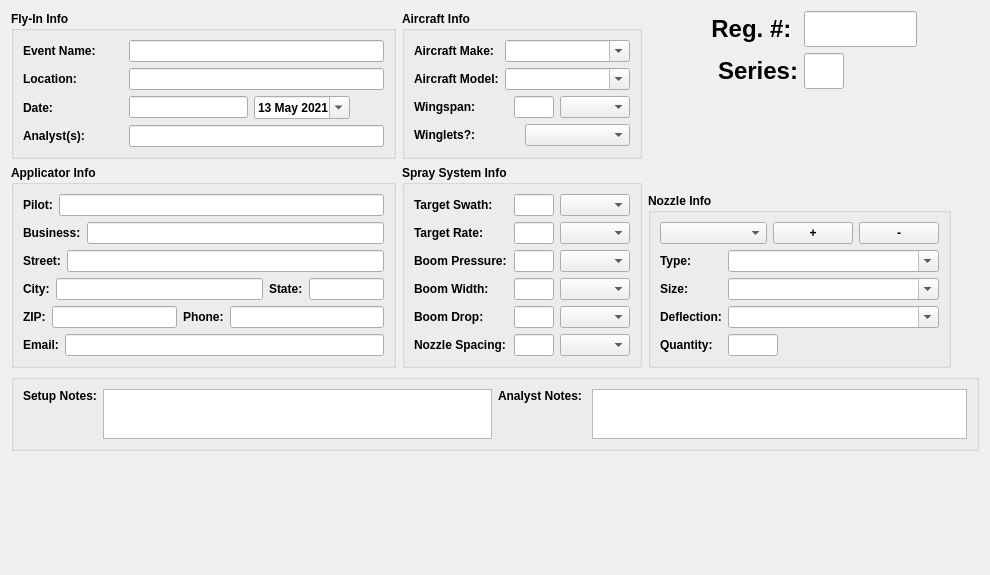
The window that resources/seriesInfo.ui (gill14/AccuPatt) describes before a commit, drawn with Qt 5.
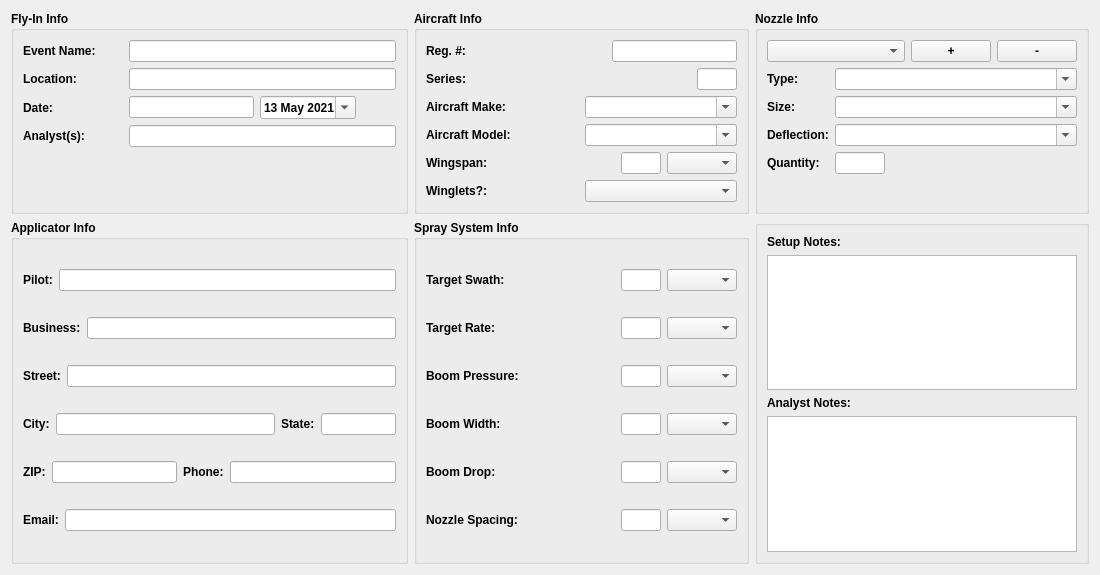
The same window after the commit.

Diff of the .ui file:
```diff
--- a/resources/seriesInfo.ui
+++ b/resources/seriesInfo.ui
@@ -6,7 +6,7 @@
    <rect>
     <x>0</x>
     <y>0</y>
-    <width>990</width>
+    <width>1100</width>
     <height>575</height>
    </rect>
   </property>
@@ -19,203 +19,9 @@
   <property name="windowTitle">
    <string>Form</string>
   </property>
-  <layout class="QVBoxLayout" name="verticalLayout_10">
-   <item>
-    <layout class="QHBoxLayout" name="horizontalLayout_18">
+  <layout class="QVBoxLayout" name="verticalLayout_7">
      <item>
       <layout class="QGridLayout" name="gridLayout">
-       <property name="sizeConstraint">
-        <enum>QLayout::SetNoConstraint</enum>
-       </property>
-       <item row="0" column="0">
-        <widget class="QGroupBox" name="groupBox">
-         <property name="font">
-          <font>
-           <weight>75</weight>
-           <bold>true</bold>
-          </font>
-         </property>
-         <property name="title">
-          <string>Fly-In Info</string>
-         </property>
-         <layout class="QVBoxLayout" name="verticalLayout">
-          <item>
-           <layout class="QHBoxLayout" name="horizontalLayout_2">
-            <item>
-             <widget class="QLabel" name="label">
-              <property name="minimumSize">
-               <size>
-                <width>100</width>
-                <height>0</height>
-               </size>
-              </property>
-              <property name="text">
-               <string>Event Name:</string>
-              </property>
-             </widget>
-            </item>
-            <item>
-             <widget class="QLineEdit" name="lineEditName">
-              <property name="sizePolicy">
-               <sizepolicy hsizetype="Expanding" vsizetype="Fixed">
-                <horstretch>0</horstretch>
-                <verstretch>0</verstretch>
-               </sizepolicy>
-              </property>
-              <property name="minimumSize">
-               <size>
-                <width>200</width>
-                <height>0</height>
-               </size>
-              </property>
-              <property name="text">
-               <string/>
-              </property>
-             </widget>
-            </item>
-           </layout>
-          </item>
-          <item>
-           <layout class="QHBoxLayout" name="horizontalLayout_3">
-            <item>
-             <widget class="QLabel" name="label_2">
-              <property name="minimumSize">
-               <size>
-                <width>100</width>
-                <height>0</height>
-               </size>
-              </property>
-              <property name="text">
-               <string>Location:</string>
-              </property>
-             </widget>
-            </item>
-            <item>
-             <widget class="QLineEdit" name="lineEditLocation">
-              <property name="sizePolicy">
-               <sizepolicy hsizetype="Expanding" vsizetype="Fixed">
-                <horstretch>0</horstretch>
-                <verstretch>0</verstretch>
-               </sizepolicy>
-              </property>
-              <property name="minimumSize">
-               <size>
-                <width>200</width>
-                <height>0</height>
-               </size>
-              </property>
-              <property name="text">
-               <string/>
-              </property>
-             </widget>
-            </item>
-           </layout>
-          </item>
-          <item>
-           <layout class="QHBoxLayout" name="horizontalLayout_4">
-            <item>
-             <widget class="QLabel" name="label_3">
-              <property name="minimumSize">
-               <size>
-                <width>100</width>
-                <height>0</height>
-               </size>
-              </property>
-              <property name="text">
-               <string>Date:</string>
-              </property>
-             </widget>
-            </item>
-            <item>
-             <widget class="QLineEdit" name="lineEditDate">
-              <property name="sizePolicy">
-               <sizepolicy hsizetype="Expanding" vsizetype="Fixed">
-                <horstretch>0</horstretch>
-                <verstretch>0</verstretch>
-               </sizepolicy>
-              </property>
-              <property name="minimumSize">
-               <size>
-                <width>100</width>
-                <height>0</height>
-               </size>
-              </property>
-              <property name="text">
-               <string/>
-              </property>
-             </widget>
-            </item>
-            <item>
-             <widget class="QDateEdit" name="dateEdit">
-              <property name="displayFormat">
-               <string>d MMM yyyy</string>
-              </property>
-              <property name="calendarPopup">
-               <bool>true</bool>
-              </property>
-              <property name="date">
-               <date>
-                <year>2021</year>
-                <month>5</month>
-                <day>13</day>
-               </date>
-              </property>
-             </widget>
-            </item>
-            <item>
-             <spacer name="horizontalSpacer_4">
-              <property name="orientation">
-               <enum>Qt::Horizontal</enum>
-              </property>
-              <property name="sizeHint" stdset="0">
-               <size>
-                <width>40</width>
-                <height>20</height>
-               </size>
-              </property>
-             </spacer>
-            </item>
-           </layout>
-          </item>
-          <item>
-           <layout class="QHBoxLayout" name="horizontalLayout_5">
-            <item>
-             <widget class="QLabel" name="label_4">
-              <property name="minimumSize">
-               <size>
-                <width>100</width>
-                <height>0</height>
-               </size>
-              </property>
-              <property name="text">
-               <string>Analyst(s):</string>
-              </property>
-             </widget>
-            </item>
-            <item>
-             <widget class="QLineEdit" name="lineEditAnalyst">
-              <property name="sizePolicy">
-               <sizepolicy hsizetype="Expanding" vsizetype="Fixed">
-                <horstretch>0</horstretch>
-                <verstretch>0</verstretch>
-               </sizepolicy>
-              </property>
-              <property name="minimumSize">
-               <size>
-                <width>200</width>
-                <height>0</height>
-               </size>
-              </property>
-              <property name="text">
-               <string/>
-              </property>
-             </widget>
-            </item>
-           </layout>
-          </item>
-         </layout>
-        </widget>
-       </item>
        <item row="0" column="1">
         <widget class="QGroupBox" name="groupBox">
          <property name="font">
@@ -228,6 +34,57 @@
           <string>Aircraft Info</string>
          </property>
          <layout class="QVBoxLayout" name="verticalLayout_5">
+        <item>
+         <layout class="QHBoxLayout" name="horizontalLayout_18">
+          <item>
+           <widget class="QLabel" name="label_29">
+            <property name="text">
+             <string>Reg. #: </string>
+            </property>
+           </widget>
+          </item>
+          <item>
+           <widget class="QLineEdit" name="lineEditRegNum">
+            <property name="maximumSize">
+             <size>
+              <width>125</width>
+              <height>16777215</height>
+             </size>
+            </property>
+           </widget>
+          </item>
+         </layout>
+        </item>
+        <item>
+         <layout class="QHBoxLayout" name="horizontalLayout_26">
+          <item>
+           <widget class="QLabel" name="label_30">
+            <property name="minimumSize">
+             <size>
+              <width>150</width>
+              <height>0</height>
+             </size>
+            </property>
+            <property name="text">
+             <string>Series:</string>
+            </property>
+            <property name="alignment">
+             <set>Qt::AlignLeading|Qt::AlignLeft|Qt::AlignVCenter</set>
+            </property>
+           </widget>
+          </item>
+          <item>
+           <widget class="QLineEdit" name="lineEditSeriesNum">
+            <property name="maximumSize">
+             <size>
+              <width>40</width>
+              <height>16777215</height>
+             </size>
+            </property>
+           </widget>
+          </item>
+         </layout>
+        </item>
           <item>
            <layout class="QHBoxLayout" name="horizontalLayout_10">
             <item>
@@ -757,6 +614,208 @@
          </layout>
         </widget>
        </item>
+     <item row="0" column="0">
+      <widget class="QGroupBox" name="groupBox">
+       <property name="font">
+        <font>
+         <weight>75</weight>
+         <bold>true</bold>
+        </font>
+       </property>
+       <property name="title">
+        <string>Fly-In Info</string>
+       </property>
+       <layout class="QVBoxLayout" name="verticalLayout">
+        <item>
+         <layout class="QHBoxLayout" name="horizontalLayout_2">
+          <item>
+           <widget class="QLabel" name="label">
+            <property name="minimumSize">
+             <size>
+              <width>100</width>
+              <height>0</height>
+             </size>
+            </property>
+            <property name="text">
+             <string>Event Name:</string>
+            </property>
+           </widget>
+          </item>
+          <item>
+           <widget class="QLineEdit" name="lineEditName">
+            <property name="sizePolicy">
+             <sizepolicy hsizetype="Expanding" vsizetype="Fixed">
+              <horstretch>0</horstretch>
+              <verstretch>0</verstretch>
+             </sizepolicy>
+            </property>
+            <property name="minimumSize">
+             <size>
+              <width>200</width>
+              <height>0</height>
+             </size>
+            </property>
+            <property name="text">
+             <string/>
+            </property>
+           </widget>
+          </item>
+         </layout>
+        </item>
+        <item>
+         <layout class="QHBoxLayout" name="horizontalLayout_3">
+          <item>
+           <widget class="QLabel" name="label_2">
+            <property name="minimumSize">
+             <size>
+              <width>100</width>
+              <height>0</height>
+             </size>
+            </property>
+            <property name="text">
+             <string>Location:</string>
+            </property>
+           </widget>
+          </item>
+          <item>
+           <widget class="QLineEdit" name="lineEditLocation">
+            <property name="sizePolicy">
+             <sizepolicy hsizetype="Expanding" vsizetype="Fixed">
+              <horstretch>0</horstretch>
+              <verstretch>0</verstretch>
+             </sizepolicy>
+            </property>
+            <property name="minimumSize">
+             <size>
+              <width>200</width>
+              <height>0</height>
+             </size>
+            </property>
+            <property name="text">
+             <string/>
+            </property>
+           </widget>
+          </item>
+         </layout>
+        </item>
+        <item>
+         <layout class="QHBoxLayout" name="horizontalLayout_4">
+          <item>
+           <widget class="QLabel" name="label_3">
+            <property name="minimumSize">
+             <size>
+              <width>100</width>
+              <height>0</height>
+             </size>
+            </property>
+            <property name="text">
+             <string>Date:</string>
+            </property>
+           </widget>
+          </item>
+          <item>
+           <widget class="QLineEdit" name="lineEditDate">
+            <property name="sizePolicy">
+             <sizepolicy hsizetype="Expanding" vsizetype="Fixed">
+              <horstretch>0</horstretch>
+              <verstretch>0</verstretch>
+             </sizepolicy>
+            </property>
+            <property name="minimumSize">
+             <size>
+              <width>100</width>
+              <height>0</height>
+             </size>
+            </property>
+            <property name="text">
+             <string/>
+            </property>
+           </widget>
+          </item>
+          <item>
+           <widget class="QDateEdit" name="dateEdit">
+            <property name="displayFormat">
+             <string>d MMM yyyy</string>
+            </property>
+            <property name="calendarPopup">
+             <bool>true</bool>
+            </property>
+            <property name="date">
+             <date>
+              <year>2021</year>
+              <month>5</month>
+              <day>13</day>
+             </date>
+            </property>
+           </widget>
+          </item>
+          <item>
+           <spacer name="horizontalSpacer_4">
+            <property name="orientation">
+             <enum>Qt::Horizontal</enum>
+            </property>
+            <property name="sizeHint" stdset="0">
+             <size>
+              <width>40</width>
+              <height>20</height>
+             </size>
+            </property>
+           </spacer>
+          </item>
+         </layout>
+        </item>
+        <item>
+         <layout class="QHBoxLayout" name="horizontalLayout_5">
+          <item>
+           <widget class="QLabel" name="label_4">
+            <property name="minimumSize">
+             <size>
+              <width>100</width>
+              <height>0</height>
+             </size>
+            </property>
+            <property name="text">
+             <string>Analyst(s):</string>
+            </property>
+           </widget>
+          </item>
+          <item>
+           <widget class="QLineEdit" name="lineEditAnalyst">
+            <property name="sizePolicy">
+             <sizepolicy hsizetype="Expanding" vsizetype="Fixed">
+              <horstretch>0</horstretch>
+              <verstretch>0</verstretch>
+             </sizepolicy>
+            </property>
+            <property name="minimumSize">
+             <size>
+              <width>200</width>
+              <height>0</height>
+             </size>
+            </property>
+            <property name="text">
+             <string/>
+            </property>
+           </widget>
+          </item>
+         </layout>
+        </item>
+        <item>
+         <spacer name="verticalSpacer_2">
+          <property name="orientation">
+           <enum>Qt::Vertical</enum>
+          </property>
+          <property name="sizeHint" stdset="0">
+           <size>
+            <width>20</width>
+            <height>40</height>
+           </size>
+          </property>
+         </spacer>
+        </item>
+       </layout>
+      </widget>
+     </item>
        <item row="1" column="0">
         <widget class="QGroupBox" name="groupBoxApplicator">
          <property name="font">
@@ -896,165 +955,7 @@
          </layout>
         </widget>
        </item>
-      </layout>
-     </item>
-     <item>
-      <layout class="QVBoxLayout" name="verticalLayout_9">
-       <item>
-        <layout class="QHBoxLayout" name="horizontalLayout_27">
-         <item>
-          <widget class="QLabel" name="label_29">
-           <property name="sizePolicy">
-            <sizepolicy hsizetype="Minimum" vsizetype="Preferred">
-             <horstretch>0</horstretch>
-             <verstretch>0</verstretch>
-            </sizepolicy>
-           </property>
-           <property name="minimumSize">
-            <size>
-             <width>150</width>
-             <height>0</height>
-            </size>
-           </property>
-           <property name="font">
-            <font>
-             <pointsize>18</pointsize>
-             <weight>75</weight>
-             <bold>true</bold>
-            </font>
-           </property>
-           <property name="text">
-            <string>Reg. #: </string>
-           </property>
-           <property name="alignment">
-            <set>Qt::AlignRight|Qt::AlignTrailing|Qt::AlignVCenter</set>
-           </property>
-          </widget>
-         </item>
-         <item>
-          <widget class="QLineEdit" name="lineEditRegNum">
-           <property name="sizePolicy">
-            <sizepolicy hsizetype="Maximum" vsizetype="Fixed">
-             <horstretch>0</horstretch>
-             <verstretch>0</verstretch>
-            </sizepolicy>
-           </property>
-           <property name="maximumSize">
-            <size>
-             <width>120</width>
-             <height>16777215</height>
-            </size>
-           </property>
-           <property name="font">
-            <font>
-             <pointsize>18</pointsize>
-             <weight>75</weight>
-             <bold>true</bold>
-            </font>
-           </property>
-          </widget>
-         </item>
-         <item>
-          <spacer name="horizontalSpacer_2">
-           <property name="orientation">
-            <enum>Qt::Horizontal</enum>
-           </property>
-           <property name="sizeHint" stdset="0">
-            <size>
-             <width>40</width>
-             <height>20</height>
-            </size>
-           </property>
-          </spacer>
-         </item>
-        </layout>
-       </item>
-       <item>
-        <layout class="QHBoxLayout" name="horizontalLayout_30">
-         <item>
-          <widget class="QLabel" name="label_30">
-           <property name="sizePolicy">
-            <sizepolicy hsizetype="Minimum" vsizetype="Preferred">
-             <horstretch>0</horstretch>
-             <verstretch>0</verstretch>
-            </sizepolicy>
-           </property>
-           <property name="minimumSize">
-            <size>
-             <width>150</width>
-             <height>0</height>
-            </size>
-           </property>
-           <property name="font">
-            <font>
-             <pointsize>18</pointsize>
-             <weight>75</weight>
-             <bold>true</bold>
-            </font>
-           </property>
-           <property name="lineWidth">
-            <number>1</number>
-           </property>
-           <property name="text">
-            <string>Series:</string>
-           </property>
-           <property name="alignment">
-            <set>Qt::AlignRight|Qt::AlignTrailing|Qt::AlignVCenter</set>
-           </property>
-          </widget>
-         </item>
-         <item>
-          <widget class="QLineEdit" name="lineEditSeriesNum">
-           <property name="sizePolicy">
-            <sizepolicy hsizetype="Preferred" vsizetype="Fixed">
-             <horstretch>0</horstretch>
-             <verstretch>0</verstretch>
-            </sizepolicy>
-           </property>
-           <property name="maximumSize">
-            <size>
-             <width>40</width>
-             <height>16777215</height>
-            </size>
-           </property>
-           <property name="font">
-            <font>
-             <pointsize>18</pointsize>
-             <weight>75</weight>
-             <bold>true</bold>
-            </font>
-           </property>
-          </widget>
-         </item>
-         <item>
-          <spacer name="horizontalSpacer">
-           <property name="orientation">
-            <enum>Qt::Horizontal</enum>
-           </property>
-           <property name="sizeHint" stdset="0">
-            <size>
-             <width>40</width>
-             <height>20</height>
-            </size>
-           </property>
-          </spacer>
-         </item>
-        </layout>
-       </item>
-       <item>
-        <spacer name="verticalSpacer">
-         <property name="orientation">
-          <enum>Qt::Vertical</enum>
-         </property>
-         <property name="sizeHint" stdset="0">
-          <size>
-           <width>20</width>
-           <height>40</height>
-          </size>
-         </property>
-        </spacer>
-       </item>
-       <item>
+     <item row="0" column="2">
         <widget class="QGroupBox" name="groupBox_5">
          <property name="font">
           <font>
@@ -1087,7 +988,7 @@
                <enum>Qt::ClickFocus</enum>
               </property>
               <property name="text">
-               <string>+</string>
+             <string> + </string>
               </property>
              </widget>
             </item>
@@ -1097,7 +998,7 @@
                <enum>Qt::ClickFocus</enum>
               </property>
               <property name="text">
-               <string>-</string>
+             <string> - </string>
               </property>
              </widget>
             </item>
@@ -1223,27 +1124,23 @@
             </item>
            </layout>
           </item>
-         </layout>
-        </widget>
-       </item>
-      </layout>
-     </item>
      <item>
-      <spacer name="horizontalSpacer_3">
+         <spacer name="verticalSpacer_3">
        <property name="orientation">
-        <enum>Qt::Horizontal</enum>
+           <enum>Qt::Vertical</enum>
        </property>
        <property name="sizeHint" stdset="0">
         <size>
-         <width>40</width>
-         <height>20</height>
+            <width>20</width>
+            <height>40</height>
         </size>
        </property>
       </spacer>
      </item>
     </layout>
-   </item>
-   <item>
+      </widget>
+     </item>
+     <item row="1" column="2">
     <widget class="QGroupBox" name="groupBox">
      <property name="font">
       <font>
@@ -1251,9 +1148,9 @@
        <bold>true</bold>
       </font>
      </property>
-     <layout class="QHBoxLayout" name="horizontalLayout_17">
+       <layout class="QVBoxLayout" name="verticalLayout_6">
       <item>
-       <layout class="QHBoxLayout" name="horizontalLayout_20">
+         <layout class="QVBoxLayout" name="verticalLayout_9">
         <item>
          <widget class="QLabel" name="label_27">
           <property name="text">
@@ -1265,25 +1162,10 @@
          </widget>
         </item>
         <item>
-         <widget class="QPlainTextEdit" name="plainTextEditNotesSetup">
-          <property name="sizePolicy">
-           <sizepolicy hsizetype="Expanding" vsizetype="Preferred">
-            <horstretch>0</horstretch>
-            <verstretch>0</verstretch>
-           </sizepolicy>
-          </property>
-          <property name="maximumSize">
-           <size>
-            <width>16777215</width>
-            <height>50</height>
-           </size>
-          </property>
-         </widget>
-        </item>
-       </layout>
+           <widget class="QPlainTextEdit" name="plainTextEditNotesSetup"/>
       </item>
       <item>
-       <layout class="QHBoxLayout" name="horizontalLayout_21">
+           <layout class="QVBoxLayout" name="verticalLayout_8">
         <item>
          <widget class="QLabel" name="label_28">
           <property name="text">
@@ -1295,35 +1177,26 @@
          </widget>
         </item>
         <item>
-         <widget class="QPlainTextEdit" name="plainTextEditNotesAnalyst">
-          <property name="sizePolicy">
-           <sizepolicy hsizetype="Expanding" vsizetype="Maximum">
-            <horstretch>0</horstretch>
-            <verstretch>0</verstretch>
-           </sizepolicy>
-          </property>
-          <property name="maximumSize">
-           <size>
-            <width>16777215</width>
-            <height>50</height>
-           </size>
-          </property>
-         </widget>
+             <widget class="QPlainTextEdit" name="plainTextEditNotesAnalyst"/>
         </item>
        </layout>
       </item>
      </layout>
-    </widget>
+        </item>
+       </layout>
+      </widget>
+     </item>
+    </layout>
    </item>
    <item>
-    <spacer name="verticalSpacer_3">
+    <spacer name="verticalSpacer">
      <property name="orientation">
       <enum>Qt::Vertical</enum>
      </property>
      <property name="sizeHint" stdset="0">
       <size>
        <width>20</width>
-       <height>40</height>
+       <height>17</height>
       </size>
      </property>
     </spacer>
```
Lines whose indentation alone changed are shown as unchanged.
